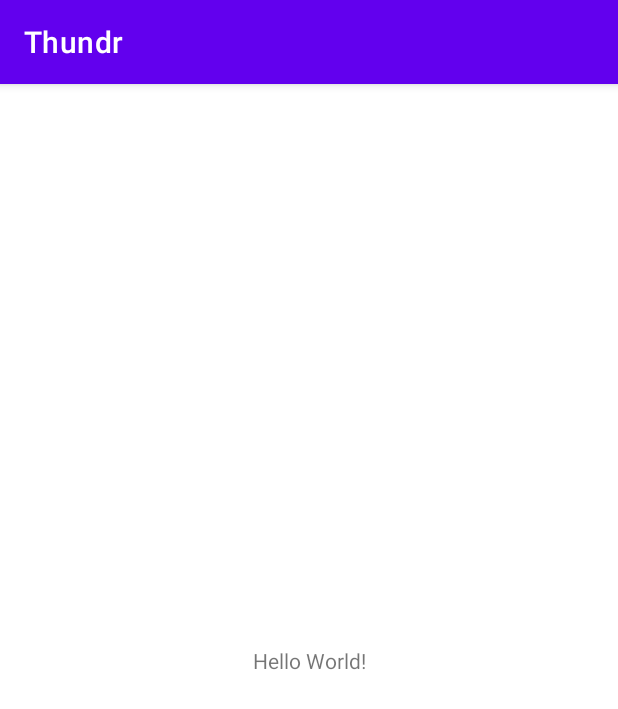
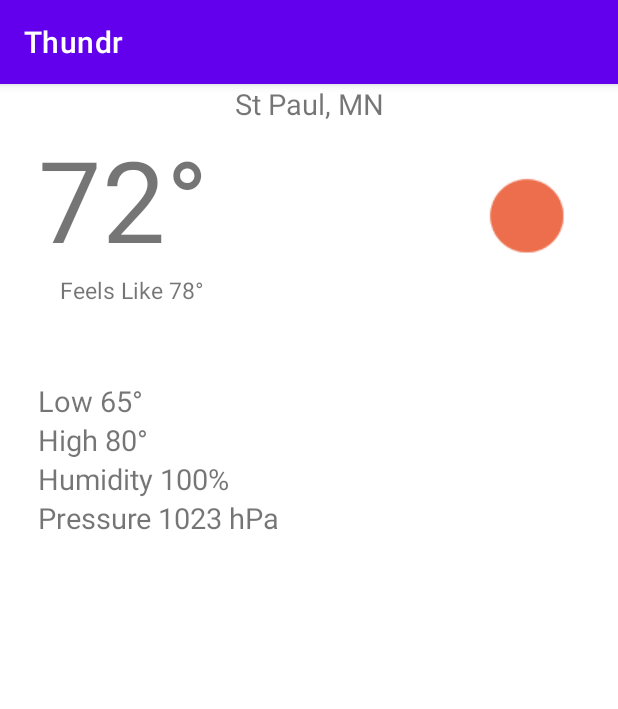
Before and after one commit to carlwnoren/Thundr, an Android app: the screen it shows after launch (MainActivity), on a phone screen of 412 x 824 dp. Shown: the top 709 px of the screen. Run offline under Robolectric (Android 15) with nearby library versions, the phone set to English and light mode, and no system bars.

Commit message:
Assignment 2

```diff
--- a/app/src/main/res/layout/activity_main.xml
+++ b/app/src/main/res/layout/activity_main.xml
@@ -7,12 +7,88 @@
     tools:context=".MainActivity">
 
     <TextView
+        android:id="@+id/city_name"
+        android:layout_width="match_parent"
+        android:layout_height="wrap_content"
+        android:text="@string/city_name"
+        android:textAlignment="center"
+        android:textSize="19sp"
+        app:layout_constraintStart_toStartOf="parent"
+        app:layout_constraintEnd_toEndOf="parent"
+        app:layout_constraintTop_toTopOf="parent" />
+
+    <TextView
+        android:id="@+id/current_temp"
         android:layout_width="wrap_content"
         android:layout_height="wrap_content"
-        android:text="Hello World!"
-        app:layout_constraintBottom_toBottomOf="parent"
+        android:text="@string/current_temp"
+        android:textSize="75sp"
+        android:layout_marginStart="25sp"
+        app:layout_constraintStart_toStartOf="parent"
+        app:layout_constraintTop_toBottomOf="@id/city_name"/>
+
+    <TextView
+        android:id="@+id/feels_like"
+        android:layout_width="wrap_content"
+        android:layout_height="wrap_content"
+        android:text="@string/feels_like"
+        android:textSize="15sp"
+        android:layout_marginStart="40sp"
+        app:layout_constraintStart_toStartOf="parent"
+        app:layout_constraintTop_toBottomOf="@id/current_temp"
+        />
+
+    <TextView
+        android:id="@+id/low_temp"
+        android:layout_width="wrap_content"
+        android:layout_height="wrap_content"
+        android:text="@string/low_temp"
+        android:textSize="19sp"
+        android:layout_marginTop="50sp"
+        app:layout_constraintStart_toStartOf="@id/current_temp"
+        app:layout_constraintTop_toBottomOf="@id/feels_like"
+        />
+
+    <TextView
+        android:id="@+id/high_temp"
+        android:layout_width="wrap_content"
+        android:layout_height="wrap_content"
+        android:text="@string/high_temp"
+        android:textSize="19sp"
+        app:layout_constraintStart_toStartOf="@id/current_temp"
+        app:layout_constraintTop_toBottomOf="@id/low_temp"
+        />
+
+    <TextView
+        android:id="@+id/humidity"
+        android:layout_width="wrap_content"
+        android:layout_height="wrap_content"
+        android:text="@string/humidity"
+        android:textSize="19sp"
+        app:layout_constraintStart_toStartOf="@id/current_temp"
+        app:layout_constraintTop_toBottomOf="@id/high_temp"
+        />
+
+    <TextView
+        android:id="@+id/pressure"
+        android:layout_width="wrap_content"
+        android:layout_height="wrap_content"
+        android:text="@string/pressure"
+        android:textSize="19sp"
+        app:layout_constraintStart_toStartOf="@id/current_temp"
+        app:layout_constraintTop_toBottomOf="@id/humidity"
+        />
+
+    <ImageView
+        android:id="@+id/current_condition_icon"
+        android:layout_width="72dp"
+        android:layout_height="72dp"
+        android:src="@drawable/sun"
+        android:importantForAccessibility="no"
+        android:scaleType="center"
+        android:layout_marginEnd="25dp"
         app:layout_constraintEnd_toEndOf="parent"
-        app:layout_constraintStart_toStartOf="parent"
-        app:layout_constraintTop_toTopOf="parent" />
+        app:layout_constraintTop_toTopOf="@id/current_temp"
+        app:layout_constraintBottom_toBottomOf="@id/feels_like"/>
 
 </androidx.constraintlayout.widget.ConstraintLayout>
--- a/app/src/main/res/values/strings.xml
+++ b/app/src/main/res/values/strings.xml
@@ -1,3 +1,10 @@
 <resources>
     <string name="app_name">Thundr</string>
+    <string name="city_name">St Paul, MN</string>
+    <string name="current_temp">72°</string>
+    <string name="feels_like">Feels Like 78°</string>
+    <string name="low_temp">Low 65°</string>
+    <string name="high_temp">High 80°</string>
+    <string name="humidity">Humidity 100%</string>
+    <string name="pressure">Pressure 1023 hPa</string>
 </resources>
```
Also changed, not shown: app/src/main/res/drawable/sun.png (added).
